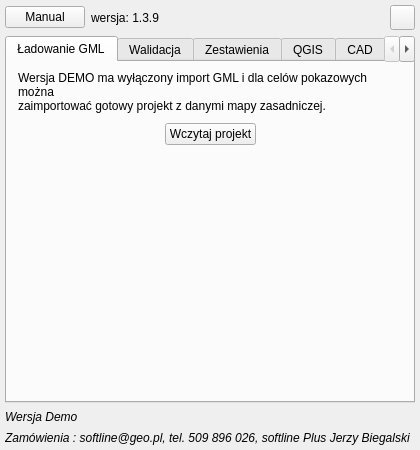
First picture: the form in ui/gml_explorer_dockwidget_base.ui, repository GISMates/gml_explorer_demo, before the edit.
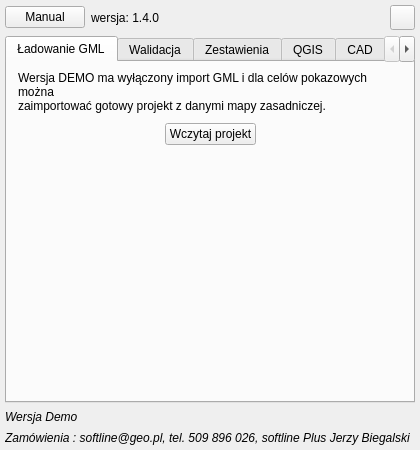
Second picture: the form after the edit. Icons and pictures are not drawn.

```diff
--- a/ui/gml_explorer_dockwidget_base.ui
+++ b/ui/gml_explorer_dockwidget_base.ui
@@ -69,7 +69,7 @@
       <item>
        <widget class="QLabel" name="label_7">
         <property name="text">
-         <string>wersja: 1.3.9</string>
+         <string>wersja: 1.4.0</string>
         </property>
        </widget>
       </item>
```
